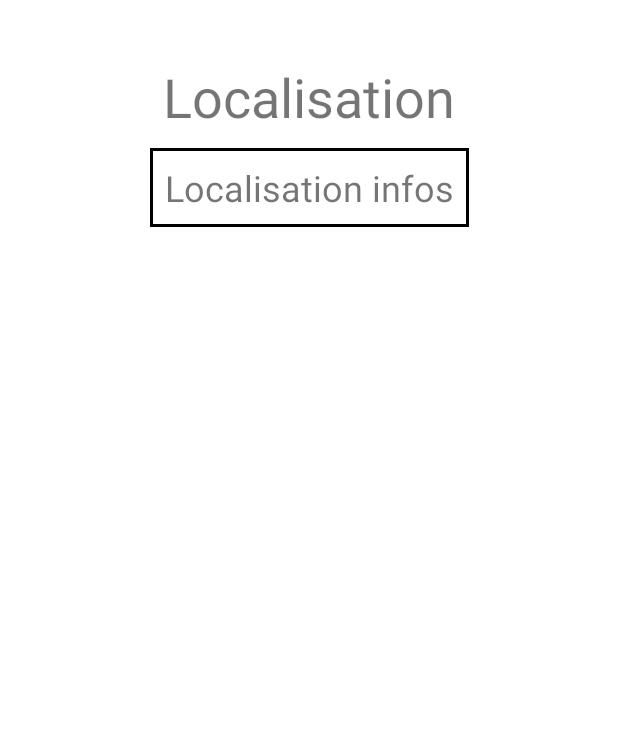
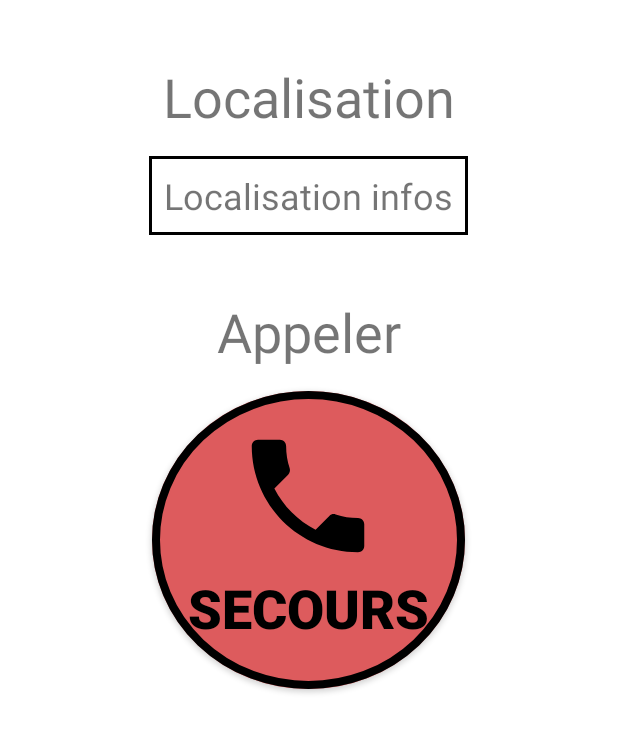
Before and after one commit to zdimension/accidents, an Android app: the VictimCallActivity screen opened directly, with no data from a screen before it, on a phone screen of 412 x 824 dp. Shown: the top 733 px of the screen. Run offline under Robolectric (Android 15) with nearby library versions, the phone set to English and light mode, and no system bars.

Commit message:
Add button to call rescue in VictimCallActivity

```diff
--- a/app/src/main/java/fr/ihm/accidents/VictimCallActivity.java
+++ b/app/src/main/java/fr/ihm/accidents/VictimCallActivity.java
@@ -65,6 +65,6 @@ public class VictimCallActivity extends AppCompatActivity implements LocationLis
 
     @Override
     public void onLocationChanged(@NonNull Location location) {
-        ((TextView)findViewById(R.id.localisationInfos)).setText("Longitude : " + ((location==null)?"NaN":location.getLongitude()) + "\nLatitude : " + ((location==null)?"NaN":location.getLatitude()));
+        ((TextView)findViewById(R.id.locationInfos)).setText("Longitude : " + ((location==null)?"NaN":location.getLongitude()) + "\nLatitude : " + ((location==null)?"NaN":location.getLatitude()));
     }
 }
--- /dev/null
+++ b/app/src/main/res/drawable/ic_baseline_phone_24.xml
@@ -0,0 +1,10 @@
+<vector xmlns:android="http://schemas.android.com/apk/res/android"
+    android:width="100dp"
+    android:height="100dp"
+    android:viewportWidth="24"
+    android:viewportHeight="24"
+    android:tint="@color/black">
+  <path
+      android:fillColor="@android:color/white"
+      android:pathData="M6.62,10.79c1.44,2.83 3.76,5.14 6.59,6.59l2.2,-2.2c0.27,-0.27 0.67,-0.36 1.02,-0.24 1.12,0.37 2.33,0.57 3.57,0.57 0.55,0 1,0.45 1,1V20c0,0.55 -0.45,1 -1,1 -9.39,0 -17,-7.61 -17,-17 0,-0.55 0.45,-1 1,-1h3.5c0.55,0 1,0.45 1,1 0,1.25 0.2,2.45 0.57,3.57 0.11,0.35 0.03,0.74 -0.25,1.02l-2.2,2.2z"/>
+</vector>
--- /dev/null
+++ b/app/src/main/res/drawable/red_button.xml
@@ -0,0 +1,9 @@
+<?xml version="1.0" encoding="utf-8"?>
+<layer-list xmlns:android="http://schemas.android.com/apk/res/android">
+    <item>
+        <shape android:shape="oval">
+            <solid android:color="#DD5B5D"/>
+        </shape>
+    </item>
+    <item android:drawable="@drawable/round_border"/>
+</layer-list>
--- a/app/src/main/res/layout/activity_victim_call.xml
+++ b/app/src/main/res/layout/activity_victim_call.xml
@@ -7,28 +7,73 @@
         android:layout_height="match_parent"
         tools:context=".VictimCallActivity">
 
+    <LinearLayout
+            xmlns:android="http://schemas.android.com/apk/res/android"
+            xmlns:app="http://schemas.android.com/apk/res-auto"
+            xmlns:tools="http://schemas.android.com/tools"
+            android:orientation="vertical"
+            android:layout_width="match_parent"
+            android:layout_height="match_parent">
         <TextView
                 android:text="Localisation"
                 android:textAlignment="center"
                 android:layout_width="wrap_content"
                 android:layout_height="wrap_content"
-                android:id="@+id/localisation"
-                android:layout_marginTop="40dp"
+                android:id="@+id/location"
                 app:layout_constraintLeft_toLeftOf="parent"
                 app:layout_constraintRight_toRightOf="parent"
                 app:layout_constraintTop_toTopOf="parent"
-                app:layout_constraintBottom_toTopOf="@id/localisationInfos"
-                android:textSize="36sp"/>
+                app:layout_constraintBottom_toTopOf="@id/locationInfos"
+                android:textSize="36sp"
+                android:layout_gravity="center"
+                android:layout_marginTop="40dp"/>
         <TextView
                 android:text="Localisation infos"
                 android:textAlignment="center"
                 android:layout_width="wrap_content"
                 android:layout_height="wrap_content"
-                android:id="@+id/localisationInfos"
+                android:id="@+id/locationInfos"
                 android:background="@drawable/border"
                 app:layout_constraintLeft_toLeftOf="parent"
                 app:layout_constraintRight_toRightOf="parent"
-                app:layout_constraintTop_toBottomOf="@id/localisation"
-                android:layout_marginTop="10dp"
-                android:textSize="24sp"/>
+                app:layout_constraintTop_toBottomOf="@id/location"
+                app:layout_constraintBottom_toTopOf="@id/call"
+                android:textSize="24sp"
+                android:layout_gravity="center"
+                android:layout_marginTop="15dp"/>
+        <TextView
+                android:text="Appeler"
+                android:textAlignment="center"
+                android:layout_width="wrap_content"
+                android:layout_height="wrap_content"
+                android:id="@+id/call"
+                app:layout_constraintLeft_toLeftOf="parent"
+                app:layout_constraintRight_toRightOf="parent"
+                app:layout_constraintTop_toBottomOf="@id/locationInfos"
+                app:layout_constraintBottom_toTopOf="@id/rescue"
+                android:textSize="36sp"
+                android:layout_gravity="center"
+                android:layout_marginTop="40dp"/>
+        <Button
+                android:text="SECOURS"
+                android:textColor="@color/black"
+                android:layout_width="wrap_content"
+                android:layout_height="wrap_content"
+                app:layout_constraintDimensionRatio="H,1:1"
+                android:id="@+id/rescue"
+                app:backgroundTint="@null"
+                android:background="@drawable/red_button"
+                android:drawableTop="@drawable/ic_baseline_phone_24"
+                app:layout_constraintLeft_toLeftOf="parent"
+                app:layout_constraintRight_toRightOf="parent"
+                app:layout_constraintBottom_toTopOf="parent"
+                app:layout_constraintTop_toBottomOf="@+id/call"
+                android:textSize="36sp"
+                android:textStyle="bold"
+                android:paddingTop="20dp"
+                android:paddingBottom="30dp"
+                android:paddingHorizontal="24dp"
+                android:layout_gravity="center"
+                android:layout_marginTop="15dp"/>
+    </LinearLayout>
 </androidx.constraintlayout.widget.ConstraintLayout>
```
